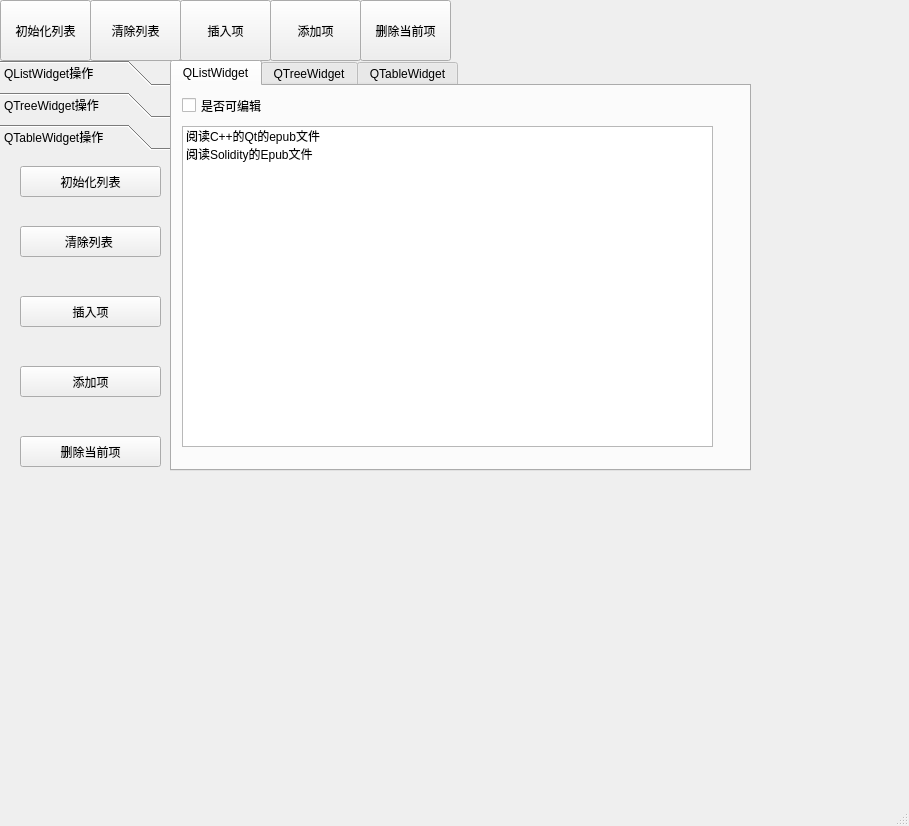
Before: the Qt Designer form 20240522_ToDoList/ToDoList/mainwindow.ui in hzja/Qt_Pro, drawn with Qt 5.
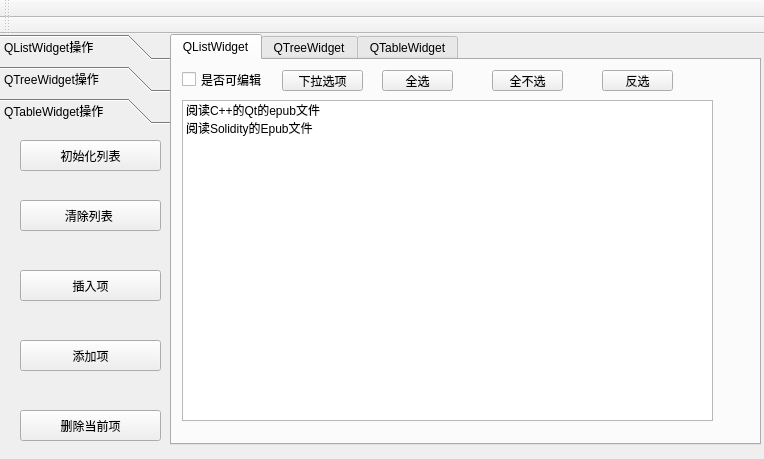
After: the same form once the commit is applied. The open tabs and pages were chosen to show the change.

```diff
--- a/20240522_ToDoList/ToDoList/mainwindow.ui
+++ b/20240522_ToDoList/ToDoList/mainwindow.ui
@@ -6,84 +6,19 @@
    <rect>
     <x>0</x>
     <y>0</y>
-    <width>909</width>
-    <height>826</height>
+    <width>764</width>
+    <height>459</height>
    </rect>
   </property>
   <property name="windowTitle">
    <string>MainWindow</string>
   </property>
   <widget class="QWidget" name="centralwidget">
-   <widget class="QToolButton" name="toolButton">
-    <property name="geometry">
-     <rect>
-      <x>0</x>
-      <y>0</y>
-      <width>91</width>
-      <height>61</height>
-     </rect>
-    </property>
-    <property name="text">
-     <string>初始化列表</string>
-    </property>
-   </widget>
-   <widget class="QToolButton" name="toolButton_2">
-    <property name="geometry">
-     <rect>
-      <x>90</x>
-      <y>0</y>
-      <width>91</width>
-      <height>61</height>
-     </rect>
-    </property>
-    <property name="text">
-     <string>清除列表</string>
-    </property>
-   </widget>
-   <widget class="QToolButton" name="toolButton_3">
-    <property name="geometry">
-     <rect>
-      <x>180</x>
-      <y>0</y>
-      <width>91</width>
-      <height>61</height>
-     </rect>
-    </property>
-    <property name="text">
-     <string>插入项</string>
-    </property>
-   </widget>
-   <widget class="QToolButton" name="toolButton_4">
-    <property name="geometry">
-     <rect>
-      <x>270</x>
-      <y>0</y>
-      <width>91</width>
-      <height>61</height>
-     </rect>
-    </property>
-    <property name="text">
-     <string>添加项</string>
-    </property>
-   </widget>
-   <widget class="QToolButton" name="toolButton_5">
-    <property name="geometry">
-     <rect>
-      <x>360</x>
-      <y>0</y>
-      <width>91</width>
-      <height>61</height>
-     </rect>
-    </property>
-    <property name="text">
-     <string>删除当前项</string>
-    </property>
-   </widget>
    <widget class="QToolBox" name="toolBox">
     <property name="geometry">
      <rect>
       <x>0</x>
-      <y>60</y>
+      <y>0</y>
       <width>171</width>
       <height>411</height>
      </rect>
@@ -264,6 +199,14 @@
      </widget>
     </widget>
     <widget class="QWidget" name="TableWidget">
+     <property name="geometry">
+      <rect>
+       <x>0</x>
+       <y>0</y>
+       <width>171</width>
+       <height>333</height>
+      </rect>
+     </property>
      <attribute name="label">
       <string>QTableWidget操作</string>
      </attribute>
@@ -338,8 +281,8 @@
     <property name="geometry">
      <rect>
       <x>170</x>
-      <y>60</y>
-      <width>581</width>
+      <y>0</y>
+      <width>591</width>
       <height>411</height>
      </rect>
     </property>
@@ -404,6 +347,58 @@
        <string>是否可编辑</string>
       </property>
      </widget>
+     <widget class="QToolButton" name="SelectMenuToolButton">
+      <property name="geometry">
+       <rect>
+        <x>110</x>
+        <y>10</y>
+        <width>81</width>
+        <height>21</height>
+       </rect>
+      </property>
+      <property name="text">
+       <string>下拉选项</string>
+      </property>
+     </widget>
+     <widget class="QToolButton" name="SelectAllItemsToolButton">
+      <property name="geometry">
+       <rect>
+        <x>210</x>
+        <y>10</y>
+        <width>71</width>
+        <height>21</height>
+       </rect>
+      </property>
+      <property name="text">
+       <string>全选</string>
+      </property>
+     </widget>
+     <widget class="QToolButton" name="SelectNoItemToolButton">
+      <property name="geometry">
+       <rect>
+        <x>320</x>
+        <y>10</y>
+        <width>71</width>
+        <height>21</height>
+       </rect>
+      </property>
+      <property name="text">
+       <string>全不选</string>
+      </property>
+     </widget>
+     <widget class="QToolButton" name="SelectReverseCheckStateToolButton">
+      <property name="geometry">
+       <rect>
+        <x>430</x>
+        <y>10</y>
+        <width>71</width>
+        <height>21</height>
+       </rect>
+      </property>
+      <property name="text">
+       <string>反选</string>
+      </property>
+     </widget>
     </widget>
     <widget class="QWidget" name="TreeWidgetTab">
      <attribute name="title">
@@ -417,17 +412,28 @@
     </widget>
    </widget>
   </widget>
-  <widget class="QMenuBar" name="menubar">
-   <property name="geometry">
-    <rect>
-     <x>0</x>
-     <y>0</y>
-     <width>909</width>
-     <height>22</height>
-    </rect>
+  <widget class="QToolBar" name="MainToolBar">
+   <property name="windowTitle">
+    <string>toolBar</string>
    </property>
+   <attribute name="toolBarArea">
+    <enum>TopToolBarArea</enum>
+   </attribute>
+   <attribute name="toolBarBreak">
+    <bool>false</bool>
+   </attribute>
   </widget>
-  <widget class="QStatusBar" name="statusbar"/>
+  <widget class="QToolBar" name="SecondaryToolBar">
+   <property name="windowTitle">
+    <string>toolBar_2</string>
+   </property>
+   <attribute name="toolBarArea">
+    <enum>TopToolBarArea</enum>
+   </attribute>
+   <attribute name="toolBarBreak">
+    <bool>true</bool>
+   </attribute>
+  </widget>
   <action name="ActionListInt">
    <property name="checkable">
     <bool>true</bool>
```
Left out of the diff: 99 changed lines with no effect on the pictures.
